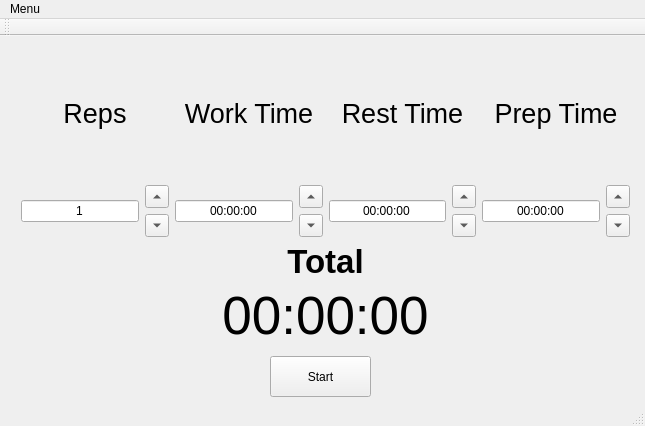
The window that mainwindow.ui (FigueroaCode/ProductivityTimer) describes before a commit, drawn with Qt 5.
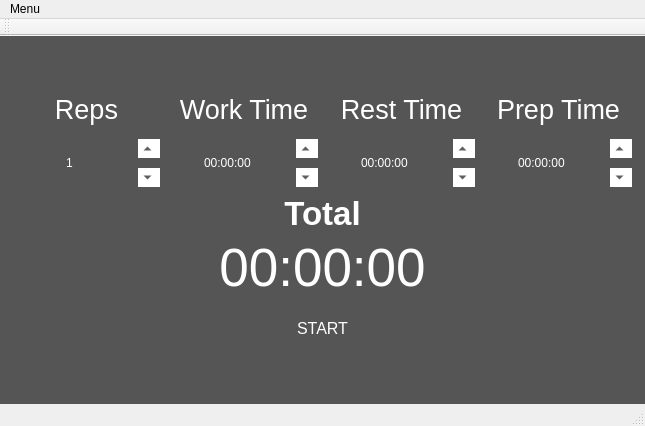
The same window after the commit.

The edit to the form file:
```diff
--- a/mainwindow.ui
+++ b/mainwindow.ui
@@ -14,39 +14,29 @@
    <string>MainWindow</string>
   </property>
   <widget class="QWidget" name="centralWidget">
-   <widget class="QPushButton" name="startButton">
-    <property name="geometry">
-     <rect>
-      <x>270</x>
-      <y>320</y>
-      <width>101</width>
-      <height>41</height>
-     </rect>
-    </property>
-    <property name="sizePolicy">
-     <sizepolicy hsizetype="Fixed" vsizetype="Fixed">
-      <horstretch>0</horstretch>
-      <verstretch>0</verstretch>
-     </sizepolicy>
-    </property>
-    <property name="text">
-     <string>Start</string>
-    </property>
-   </widget>
-   <widget class="QWidget" name="layoutWidget">
-    <property name="geometry">
-     <rect>
-      <x>10</x>
-      <y>0</y>
-      <width>631</width>
-      <height>321</height>
-     </rect>
+   <property name="styleSheet">
+    <string notr="true">background-color: #555555;
+color: white;</string>
     </property>
     <layout class="QVBoxLayout" name="verticalLayout_5">
      <item>
-      <layout class="QHBoxLayout" name="horizontalLayout_5">
+     <spacer name="verticalSpacer">
+      <property name="orientation">
+       <enum>Qt::Vertical</enum>
+      </property>
+      <property name="sizeType">
+       <enum>QSizePolicy::Fixed</enum>
+      </property>
+      <property name="sizeHint" stdset="0">
+       <size>
+        <width>20</width>
+        <height>40</height>
+       </size>
+      </property>
+     </spacer>
+    </item>
        <item>
-        <layout class="QVBoxLayout" name="repsVerticalLayout">
+     <layout class="QHBoxLayout" name="horizontalLayout_6">
          <item>
           <widget class="QLabel" name="repsTitleLabel">
            <property name="sizePolicy">
@@ -69,6 +59,55 @@
           </widget>
          </item>
          <item>
+       <widget class="QLabel" name="workTitleLabel">
+        <property name="font">
+         <font>
+          <pointsize>20</pointsize>
+         </font>
+        </property>
+        <property name="text">
+         <string>Work Time</string>
+        </property>
+        <property name="alignment">
+         <set>Qt::AlignCenter</set>
+        </property>
+       </widget>
+      </item>
+      <item>
+       <widget class="QLabel" name="restTitleLabel">
+        <property name="font">
+         <font>
+          <pointsize>20</pointsize>
+         </font>
+        </property>
+        <property name="text">
+         <string>Rest Time</string>
+        </property>
+        <property name="alignment">
+         <set>Qt::AlignCenter</set>
+        </property>
+       </widget>
+      </item>
+      <item>
+       <widget class="QLabel" name="prepTitleLabel">
+        <property name="font">
+         <font>
+          <pointsize>20</pointsize>
+         </font>
+        </property>
+        <property name="text">
+         <string>Prep Time</string>
+        </property>
+        <property name="alignment">
+         <set>Qt::AlignCenter</set>
+        </property>
+       </widget>
+      </item>
+     </layout>
+    </item>
+    <item>
+     <layout class="QHBoxLayout" name="horizontalLayout_7">
+      <item>
           <layout class="QHBoxLayout" name="horizontalLayout_2">
            <item>
             <widget class="QLineEdit" name="repsEdit">
@@ -78,6 +117,9 @@
                <verstretch>0</verstretch>
               </sizepolicy>
              </property>
+          <property name="styleSheet">
+           <string notr="true">border: none;</string>
+          </property>
              <property name="text">
               <string>1</string>
              </property>
@@ -93,6 +135,12 @@
              </property>
              <item>
               <widget class="QToolButton" name="repsUpBtn">
+            <property name="styleSheet">
+             <string notr="true">    background-color: white;
+    color: black;
+	padding-right: 3px;
+    border: 2px solid #555555;</string>
+            </property>
                <property name="text">
                 <string>...</string>
                </property>
@@ -103,6 +151,12 @@
              </item>
              <item>
               <widget class="QToolButton" name="repsDownBtn">
+            <property name="styleSheet">
+             <string notr="true">    background-color: white;
+    color: black;
+	padding-right: 3px;
+    border: 2px solid #555555;</string>
+            </property>
                <property name="text">
                 <string>...</string>
                </property>
@@ -114,25 +168,6 @@
             </layout>
            </item>
           </layout>
-         </item>
-        </layout>
-       </item>
-       <item>
-        <layout class="QVBoxLayout" name="workTimeVerticalLayout">
-         <item>
-          <widget class="QLabel" name="workTitleLabel">
-           <property name="font">
-            <font>
-             <pointsize>20</pointsize>
-            </font>
-           </property>
-           <property name="text">
-            <string>Work Time</string>
-           </property>
-           <property name="alignment">
-            <set>Qt::AlignCenter</set>
-           </property>
-          </widget>
          </item>
          <item>
           <layout class="QHBoxLayout" name="horizontalLayout">
@@ -144,6 +179,9 @@
                <verstretch>0</verstretch>
               </sizepolicy>
              </property>
+          <property name="styleSheet">
+           <string notr="true">border: none;</string>
+          </property>
              <property name="text">
               <string>00:00:00</string>
              </property>
@@ -159,6 +197,12 @@
              </property>
              <item>
               <widget class="QToolButton" name="workUpBtn">
+            <property name="styleSheet">
+             <string notr="true">    background-color: white;
+    color: black;
+	padding-right: 3px;
+    border: 2px solid #555555;</string>
+            </property>
                <property name="text">
                 <string>...</string>
                </property>
@@ -169,6 +213,12 @@
              </item>
              <item>
               <widget class="QToolButton" name="workDownBtn">
+            <property name="styleSheet">
+             <string notr="true">    background-color: white;
+    color: black;
+	padding-right: 3px;
+    border: 2px solid #555555;</string>
+            </property>
                <property name="text">
                 <string>...</string>
                </property>
@@ -180,25 +230,6 @@
             </layout>
            </item>
           </layout>
-         </item>
-        </layout>
-       </item>
-       <item>
-        <layout class="QVBoxLayout" name="restVerticalLayout">
-         <item>
-          <widget class="QLabel" name="restTitleLabel">
-           <property name="font">
-            <font>
-             <pointsize>20</pointsize>
-            </font>
-           </property>
-           <property name="text">
-            <string>Rest Time</string>
-           </property>
-           <property name="alignment">
-            <set>Qt::AlignCenter</set>
-           </property>
-          </widget>
          </item>
          <item>
           <layout class="QHBoxLayout" name="horizontalLayout_3">
@@ -210,6 +241,9 @@
                <verstretch>0</verstretch>
               </sizepolicy>
              </property>
+          <property name="styleSheet">
+           <string notr="true">border: none;</string>
+          </property>
              <property name="text">
               <string>00:00:00</string>
              </property>
@@ -225,6 +259,12 @@
              </property>
              <item>
               <widget class="QToolButton" name="restUpBtn">
+            <property name="styleSheet">
+             <string notr="true">    background-color: white;
+    color: black;
+	padding-right: 3px;
+    border: 2px solid #555555;</string>
+            </property>
                <property name="text">
                 <string>...</string>
                </property>
@@ -235,6 +275,12 @@
              </item>
              <item>
               <widget class="QToolButton" name="restDownBtn">
+            <property name="styleSheet">
+             <string notr="true">    background-color: white;
+    color: black;
+	padding-right: 3px;
+    border: 2px solid #555555;</string>
+            </property>
                <property name="text">
                 <string>...</string>
                </property>
@@ -246,25 +292,6 @@
             </layout>
            </item>
           </layout>
-         </item>
-        </layout>
-       </item>
-       <item>
-        <layout class="QVBoxLayout" name="prepTimeVerticalLayout">
-         <item>
-          <widget class="QLabel" name="prepTitleLabel">
-           <property name="font">
-            <font>
-             <pointsize>20</pointsize>
-            </font>
-           </property>
-           <property name="text">
-            <string>Prep Time</string>
-           </property>
-           <property name="alignment">
-            <set>Qt::AlignCenter</set>
-           </property>
-          </widget>
          </item>
          <item>
           <layout class="QHBoxLayout" name="horizontalLayout_4">
@@ -276,6 +303,9 @@
                <verstretch>0</verstretch>
               </sizepolicy>
              </property>
+          <property name="styleSheet">
+           <string notr="true">border: none;</string>
+          </property>
              <property name="text">
               <string>00:00:00</string>
              </property>
@@ -291,6 +321,12 @@
              </property>
              <item>
               <widget class="QToolButton" name="prepUpBtn">
+            <property name="styleSheet">
+             <string notr="true">    background-color: white;
+    color: black;
+	padding-right: 3px;
+    border: 2px solid #555555;</string>
+            </property>
                <property name="text">
                 <string>...</string>
                </property>
@@ -301,6 +337,12 @@
              </item>
              <item>
               <widget class="QToolButton" name="prepDownBtn">
+            <property name="styleSheet">
+             <string notr="true">    background-color: white;
+    color: black;
+	padding-right: 3px;
+    border: 2px solid #555555;</string>
+            </property>
                <property name="text">
                 <string>...</string>
                </property>
@@ -315,10 +357,6 @@
          </item>
         </layout>
        </item>
-      </layout>
-     </item>
-     <item>
-      <layout class="QVBoxLayout" name="totalTimeVerticalLayout">
        <item>
         <widget class="QLabel" name="totalTimeTitleLabel">
          <property name="sizePolicy">
@@ -366,12 +404,50 @@
          </property>
         </widget>
        </item>
-      </layout>
-     </item>
-    </layout>
-   </widget>
-   <zorder>layoutWidget</zorder>
-   <zorder>startButton</zorder>
+    <item>
+     <layout class="QHBoxLayout" name="horizontalLayout_8">
+      <item>
+       <widget class="QPushButton" name="startButton">
+        <property name="sizePolicy">
+         <sizepolicy hsizetype="Fixed" vsizetype="Fixed">
+          <horstretch>0</horstretch>
+          <verstretch>0</verstretch>
+         </sizepolicy>
+        </property>
+        <property name="styleSheet">
+         <string notr="true">background-color: #555555;
+border: none;
+color: white;
+padding: 15px 32px;
+text-align: center;
+text-decoration: none;
+font-size: 16px;
+</string>
+        </property>
+        <property name="text">
+         <string>START</string>
+        </property>
+       </widget>
+      </item>
+     </layout>
+    </item>
+    <item>
+     <spacer name="verticalSpacer_2">
+      <property name="orientation">
+       <enum>Qt::Vertical</enum>
+      </property>
+      <property name="sizeType">
+       <enum>QSizePolicy::Fixed</enum>
+      </property>
+      <property name="sizeHint" stdset="0">
+       <size>
+        <width>20</width>
+        <height>40</height>
+       </size>
+      </property>
+     </spacer>
+    </item>
+   </layout>
   </widget>
   <widget class="QMenuBar" name="menuBar">
    <property name="geometry">
```
Lines whose indentation alone changed are shown as unchanged.
